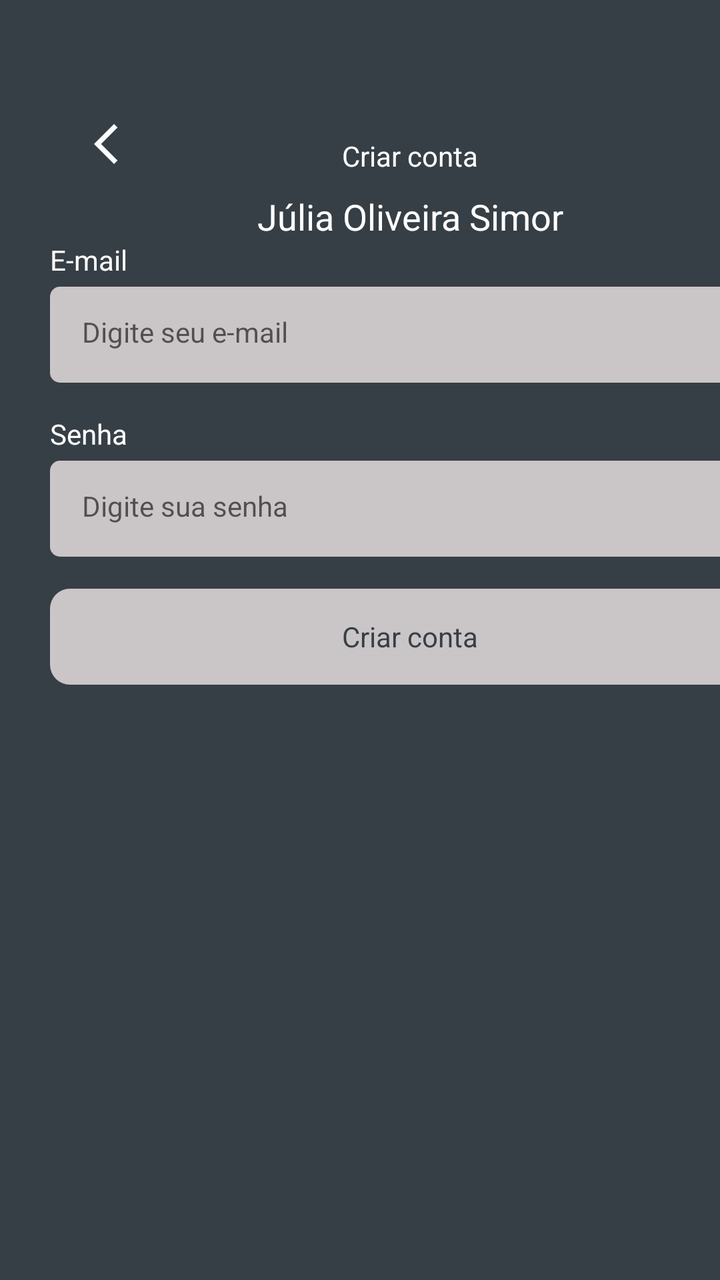
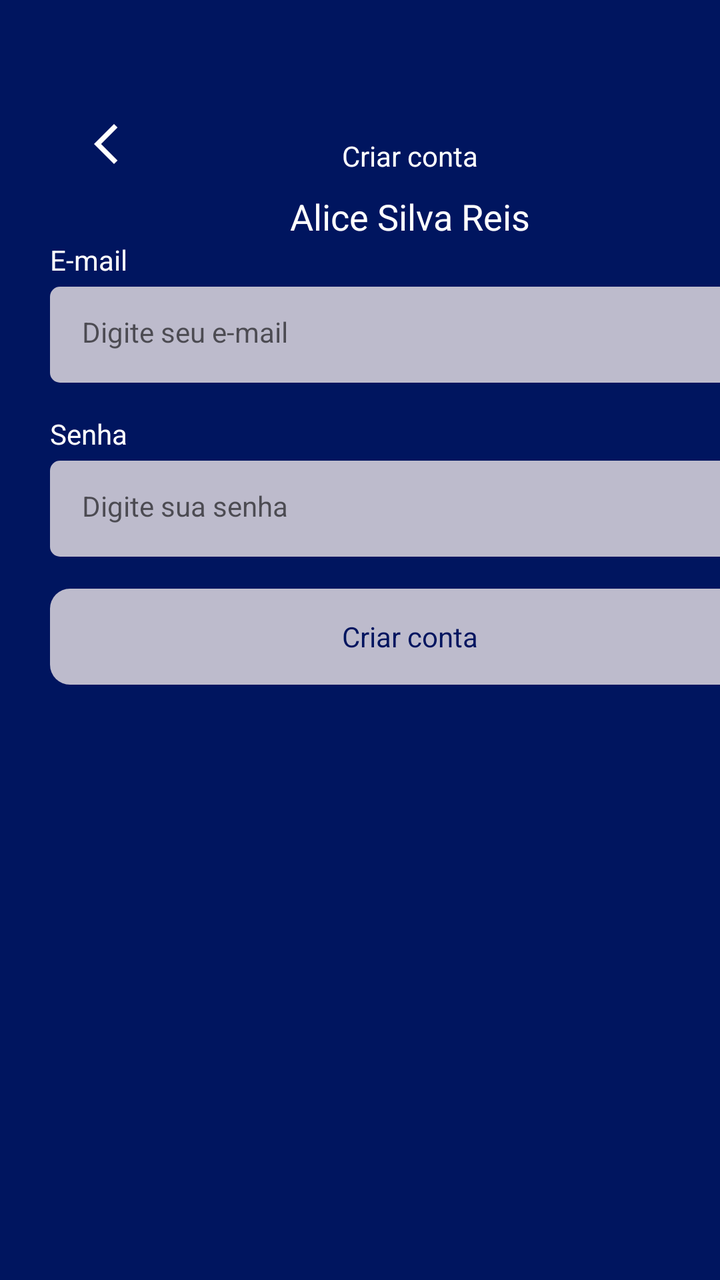

Screens rendered from an Android XML layout before and after an edit, with the pre-edit source and the edit as a unified diff.
<!-- AndroidManifest.xml: application theme Theme.Task -->
<!-- res/layout/fragment_register.xml -->
<?xml version="1.0" encoding="utf-8"?>
<ScrollView xmlns:android="http://schemas.android.com/apk/res/android"
    xmlns:tools="http://schemas.android.com/tools"
    android:layout_width="match_parent"
    android:layout_height="match_parent"
    xmlns:app="http://schemas.android.com/apk/res-auto"
    tools:context=".ui.auth.RegisterFragment"
    android:fillViewport="true">

    <LinearLayout
        android:layout_width="match_parent"
        android:layout_height="wrap_content"
        android:orientation="vertical"
        android:layout_marginHorizontal="25dp"
        app:layout_constraintBottom_toBottomOf="parent"
        app:layout_constraintTop_toTopOf="parent"
        app:layout_constraintStart_toStartOf="parent"
        app:layout_constraintEnd_toEndOf="parent"
        android:id="@+id/linearlayout1">

        <com.google.android.material.appbar.MaterialToolbar
            android:id="@+id/toolbar"
            android:layout_width="match_parent"
            android:layout_height="wrap_content"
            app:navigationIcon="@drawable/outline_arrow_back_ios_new_24"
            android:paddingTop="40dp">
            <TextView
                android:layout_width="wrap_content"
                android:layout_height="wrap_content"
                android:text="@string/text_title_toolbar_register_fragment"
                android:textColor="@color/white"
                android:layout_gravity="center_horizontal"
                android:paddingTop="20dp"/>

        </com.google.android.material.appbar.MaterialToolbar>

        <LinearLayout
            android:layout_width="match_parent"
            android:layout_height="wrap_content"
            android:orientation="vertical"
            app:layout_constraintBottom_toBottomOf="parent"
            app:layout_constraintTop_toTopOf="parent"
            app:layout_constraintStart_toStartOf="parent"
            app:layout_constraintEnd_toEndOf="parent"
            android:id="@+id/linearlayout2">

            <androidx.constraintlayout.widget.ConstraintLayout
                android:layout_width="match_parent"
                android:layout_height="wrap_content">

                <TextView
                    android:layout_width="wrap_content"
                    android:layout_height="wrap_content"
                    android:text="Júlia Oliveira Simor"
                    android:textColor="@color/white"
                    android:textSize="18dp"
                    app:layout_constraintBottom_toBottomOf="parent"
                    app:layout_constraintEnd_toEndOf="parent"
                    app:layout_constraintStart_toStartOf="parent"
                    app:layout_constraintTop_toTopOf="parent"
                    app:layout_constraintVertical_bias="0.0" />
            </androidx.constraintlayout.widget.ConstraintLayout>

            <TextView
                android:id="@+id/textviewEmail"
                android:layout_width="wrap_content"
                android:layout_height="wrap_content"
                android:text="@string/email_text"
                android:textColor="@color/white"/>

            <EditText
                android:id="@+id/editTextEmail"
                android:layout_width="match_parent"
                android:layout_height="48dp"
                android:hint="@string/hint_edit_email"
                style="@style/EditTextTheme"
                android:inputType="textEmailAddress"
                android:layout_marginTop="4dp" />

            <TextView
                android:id="@+id/textViewSenha"
                android:layout_width="wrap_content"
                android:layout_height="wrap_content"
                android:text="@string/passord_text"
                android:textColor="@color/white"
                android:layout_marginTop="16dp"/>

            <EditText
                android:id="@+id/editTextSenha"
                android:layout_width="match_parent"
                android:layout_height="48dp"
                android:inputType="textPassword"
                android:hint="@string/hint_edit_password"
                style="@style/EditTextTheme"
                android:layout_marginTop="4dp"/>

            <com.google.android.material.button.MaterialButton
                android:id="@+id/buttonCriarconta"
                android:layout_width="match_parent"
                android:layout_height="wrap_content"
                android:text="@string/text_button_registeraccount_fragment"
                style="@style/ButtonTheme"
                android:layout_marginTop="16dp" />

            <ProgressBar
                android:id="@+id/progressbar"
                android:layout_width="wrap_content"
                android:layout_height="wrap_content"
                android:layout_gravity="center"
                android:indeterminateTint="@color/white"
                android:layout_marginTop="8dp"
                android:visibility="invisible"
                tools:visibility="visible"/>
        </LinearLayout>
    </LinearLayout>


</ScrollView>
<!-- resources referenced by this layout -->
<resources>
  <color name="white">#FFFFFFFF</color>
  <!-- drawable outline_arrow_back_ios_new_24 (drawable) -->
  <vector xmlns:android="http://schemas.android.com/apk/res/android" android:height="24dp" android:tint="#FFFFFF" android:viewportHeight="960" android:viewportWidth="960" android:width="24dp">
        
      <path android:fillColor="@android:color/white" android:pathData="M640,880L240,480L640,80L711,151L382,480L711,809L640,880Z"/>
      
  </vector>
  <string name="email_text">E-mail</string>
  <string name="hint_edit_email">Digite seu e-mail</string>
  <string name="hint_edit_password">Digite sua senha</string>
  <string name="passord_text">Senha</string>
  <string name="text_button_registeraccount_fragment">Criar conta</string>
  <string name="text_title_toolbar_register_fragment">Criar conta</string>
  <style name="ButtonTheme" parent="Theme.MaterialComponents.DayNight.NoActionBar">
          <item name="android:background">@drawable/bg_btn</item>
          <item name="android:textAllCaps">false</item>
          <item name="android:textColor">@color/color_default</item>
          <item name="backgroundTint">@null</item>
      </style>
  <style name="EditTextTheme" parent="Theme.MaterialComponents.DayNight.NoActionBar">
          <item name="android:background">@drawable/bg_edittext</item>
          <item name="android:padding">16dp</item>
          <item name="android:textSize">14sp</item>
      </style>
  <style name="Theme.Task" parent="Base.Theme.Kanban" />
  <!-- drawable bg_btn (drawable) -->
  <?xml version="1.0" encoding="utf-8"?>
  <shape xmlns:android="http://schemas.android.com/apk/res/android"
      android:shape="rectangle">
      <solid android:color="#C4F6EDED"/>
      <corners android:radius="10dp"/>
  </shape>
  <color name="color_default">#373F46</color>
  <!-- drawable bg_edittext (drawable) -->
  <?xml version="1.0" encoding="utf-8"?>
  <shape xmlns:android="http://schemas.android.com/apk/res/android">
      <solid android:color="#C4F6EDED"/>
      <corners android:radius="5dp"/>
  </shape>
  <style name="Base.Theme.Kanban" parent="Theme.Material3.DayNight.NoActionBar">
          
          
          <item name="android:windowBackground">@color/color_default</item>
          <item name="colorPrimary">@color/color_default</item>
          <item name="colorPrimaryVariant">@color/color_default</item>
      </style>
</resources>

<!-- the commit's change to res/layout/fragment_register.xml (unified diff, before → after) -->
@@ -51,7 +51,7 @@
                 <TextView
                     android:layout_width="wrap_content"
                     android:layout_height="wrap_content"
-                    android:text="Júlia Oliveira Simor"
+                    android:text="Alice Silva Reis"
                     android:textColor="@color/white"
                     android:textSize="18dp"
                     app:layout_constraintBottom_toBottomOf="parent"
<!-- resource entries referenced after the edit -->
@@ -32,7 +32,7 @@
       <solid android:color="#C4F6EDED"/>
       <corners android:radius="10dp"/>
   </shape>
-  <color name="color_default">#373F46</color>
+  <color name="color_default">#00155F</color>
   <!-- drawable bg_edittext (drawable) -->
   <?xml version="1.0" encoding="utf-8"?>
   <shape xmlns:android="http://schemas.android.com/apk/res/android">
